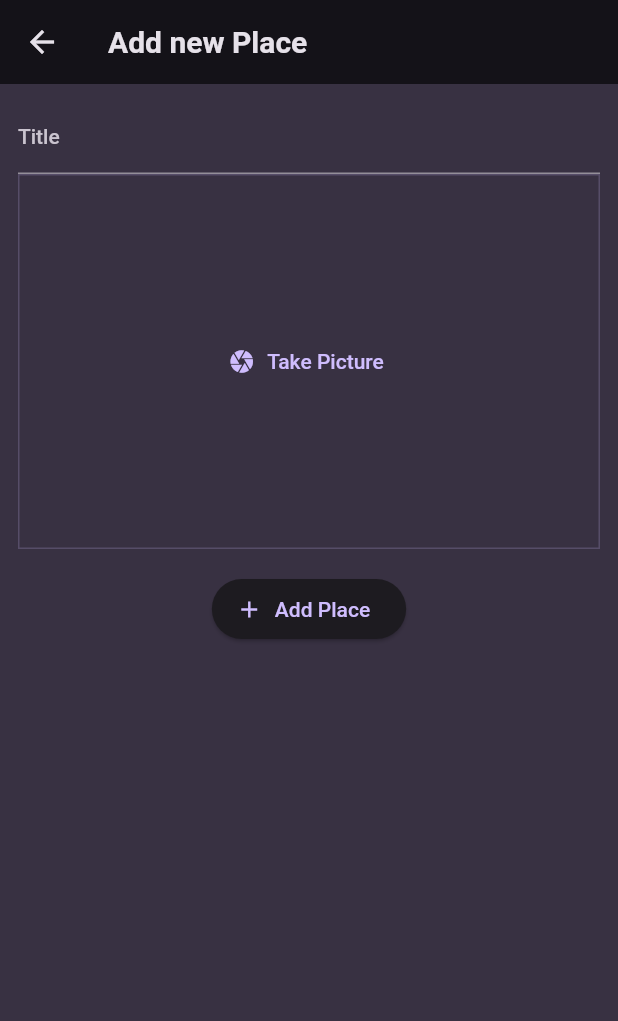
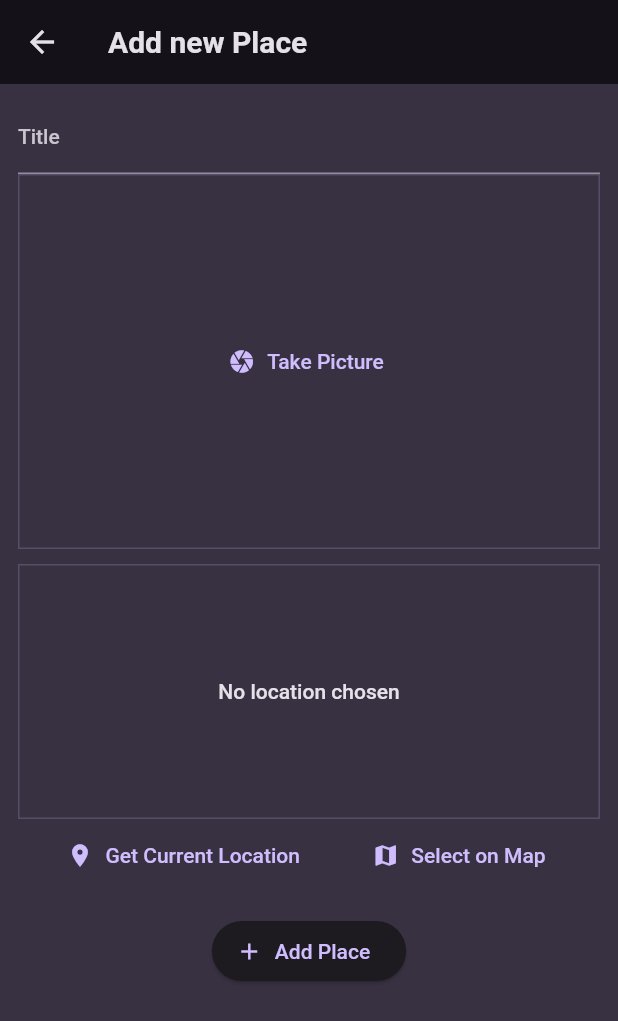
Before and after one commit to ElbertNatan/Flutter-favoritePlaces-app, a Flutter app: the AddPlaceScreen screen opened directly, on a phone screen of 412 x 824 dp. Shown: the top 1021 px of the screen. Run offline on Flutter 3.47's test engine with Material 2 defaults, Android fonts, the light colour scheme and no system bars; our stand-ins replace flutter_riverpod, google_fonts, image_picker, location, riverpod.

Commit message:
- atualizando gradle  - instalando location  - pegando location

```diff
--- a/flutter_favoriteplaces_app/lib/screens/add_place.dart
+++ b/flutter_favoriteplaces_app/lib/screens/add_place.dart
@@ -1,6 +1,7 @@
 import 'package:flutter/material.dart';
 import 'package:flutter_favoriteplaces_app/providers/user_places.dart';
 import 'package:flutter_favoriteplaces_app/widgets/image_input.dart';
+import 'package:flutter_favoriteplaces_app/widgets/location_input.dart';
 import 'package:flutter_riverpod/flutter_riverpod.dart';
 import 'package:riverpod/riverpod.dart';
 import 'dart:io';
@@ -59,6 +60,8 @@ class _AddPlaceScreenState extends ConsumerState<AddPlaceScreen> {
                 _selectedImage = image;
               },
             ),
+            const SizedBox(height: 10,),
+            LocationInput(),
             const SizedBox(
               height: 16,
             ),
--- /dev/null
+++ b/flutter_favoriteplaces_app/lib/widgets/location_input.dart
@@ -0,0 +1,101 @@
+import 'package:flutter/material.dart';
+import 'package:location/location.dart';
+
+class LocationInput extends StatefulWidget {
+  const LocationInput({super.key});
+
+  @override
+  State<LocationInput> createState() {
+    return _LocationInputState();
+  }
+}
+
+class _LocationInputState extends State<LocationInput> {
+  Location? _pickedLocation;
+  var _isGettingLocation = false;
+
+  void _getCurrentLocation() async {
+    setState(() {
+      _isGettingLocation = true;
+    });
+
+    Location location = new Location();
+
+    bool serviceEnabled;
+    PermissionStatus permissionGranted;
+    LocationData locationData;
+
+    serviceEnabled = await location.serviceEnabled();
+    if (!serviceEnabled) {
+      serviceEnabled = await location.requestService();
+      if (!serviceEnabled) {
+        return;
+      }
+    }
+
+    permissionGranted = await location.hasPermission();
+    if (permissionGranted == PermissionStatus.denied) {
+      permissionGranted = await location.requestPermission();
+      if (permissionGranted != PermissionStatus.granted) {
+        return;
+      }
+    }
+
+    locationData = await location.getLocation();
+
+    setState(() {
+      _isGettingLocation = false;
+    });
+
+    print(locationData.latitude);
+    print(locationData.longitude);
+  }
+
+  @override
+  Widget build(BuildContext context) {
+    Widget previewContent = Text(
+      'No location chosen',
+      textAlign: TextAlign.center,
+      style: Theme.of(context)
+          .textTheme
+          .bodyLarge!
+          .copyWith(color: Theme.of(context).colorScheme.onBackground),
+    );
+
+    if(_isGettingLocation){
+      previewContent = const CircularProgressIndicator();
+    }
+
+    return Column(
+      children: [
+        Container(
+          height: 170,
+          width: double.infinity,
+          alignment: Alignment.center,
+          decoration: BoxDecoration(
+            border: Border.all(
+              width: 1,
+              color: Theme.of(context).colorScheme.primary.withOpacity(0.2),
+            ),
+          ),
+          child: previewContent,
+        ),
+        Row(
+          mainAxisAlignment: MainAxisAlignment.spaceEvenly,
+          children: [
+            TextButton.icon(
+              icon: const Icon(Icons.location_on),
+              onPressed: _getCurrentLocation,
+              label: const Text('Get Current Location'),
+            ),
+            TextButton.icon(
+              icon: const Icon(Icons.map),
+              onPressed: () {},
+              label: const Text('Select on Map'),
+            ),
+          ],
+        ),
+      ],
+    );
+  }
+}
```
Also changed, not shown: 1 other file.
